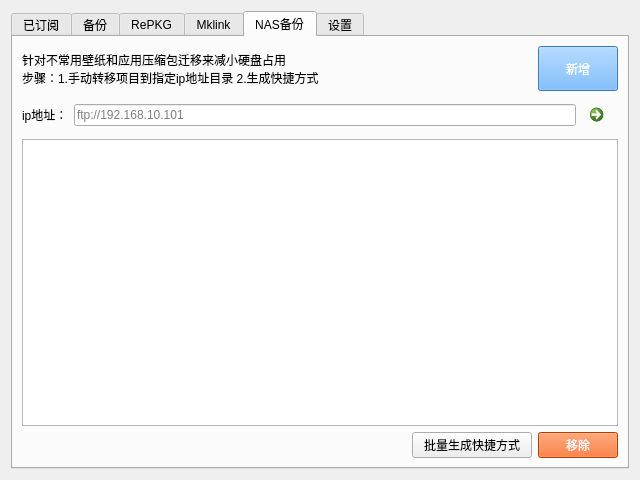
Old version of the form widgets/main.ui in the repository w703001848/Wallpaper_Engine_Tools.
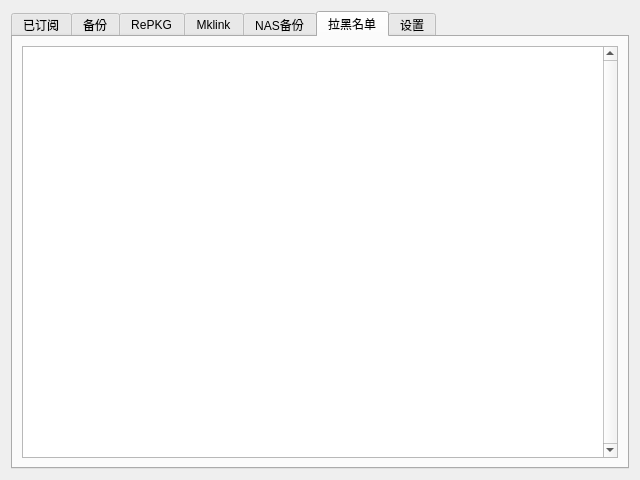
New version of the form. Icons and pictures are not drawn.

Commit message: add 黑名单获取查看 bug 重复加载

Diff of the .ui file:
```diff
--- a/widgets/main.ui
+++ b/widgets/main.ui
@@ -30,7 +30,7 @@
    <item row="0" column="0">
     <widget class="QTabWidget" name="tabWidget">
      <property name="currentIndex">
-      <number>4</number>
+      <number>5</number>
      </property>
      <widget class="QWidget" name="tab_main">
       <attribute name="title">
@@ -443,6 +443,26 @@
        </item>
       </layout>
      </widget>
+     <widget class="QWidget" name="tab">
+      <attribute name="title">
+       <string>拉黑名单</string>
+      </attribute>
+      <layout class="QGridLayout" name="gridLayout_5">
+       <item row="0" column="0">
+        <widget class="QListWidget" name="listWidget_authorblock">
+         <property name="frameShape">
+          <enum>QFrame::Shape::StyledPanel</enum>
+         </property>
+         <property name="verticalScrollBarPolicy">
+          <enum>Qt::ScrollBarPolicy::ScrollBarAlwaysOn</enum>
+         </property>
+         <property name="spacing">
+          <number>6</number>
+         </property>
+        </widget>
+       </item>
+      </layout>
+     </widget>
      <widget class="QWidget" name="tab_set">
       <attribute name="title">
        <string>设置</string>
```
Left out of the diff: 6 changed lines with no effect on the pictures. The commit also changes 3 other files.
